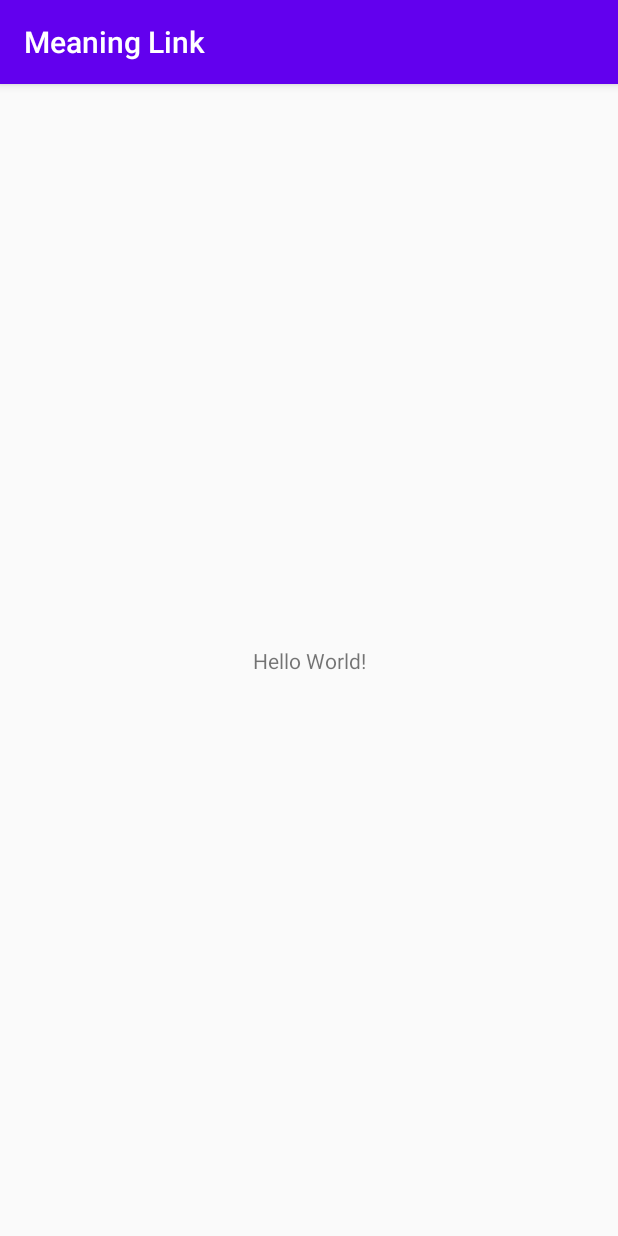
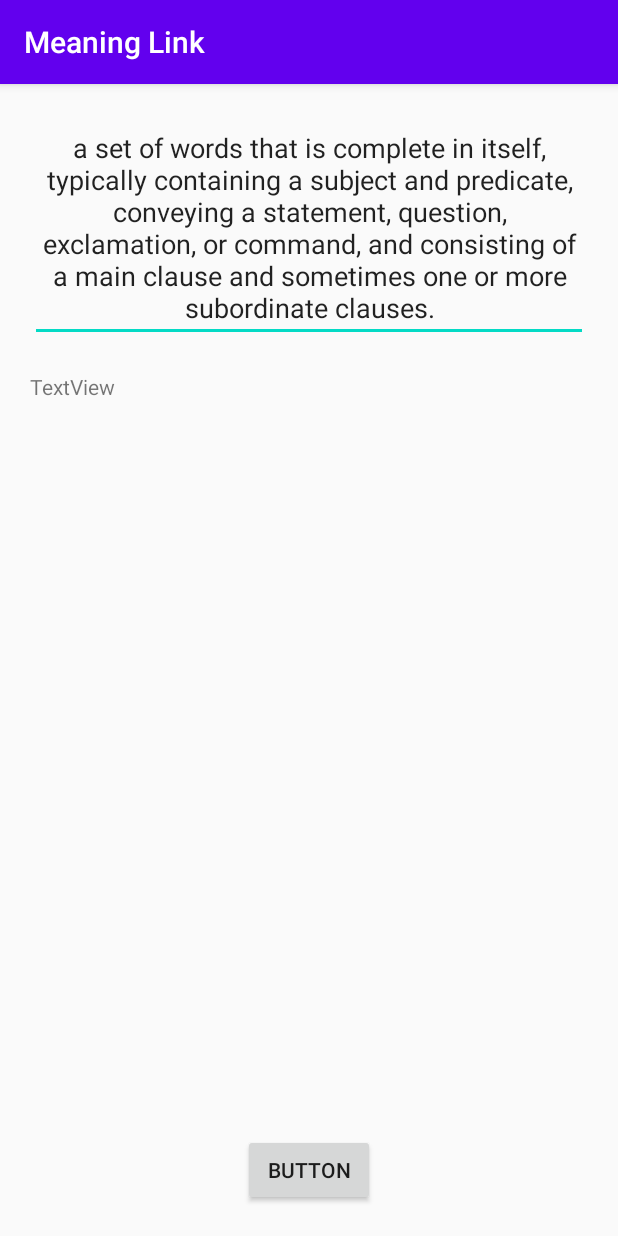
Before and after one commit to akshayrajeev/Meaning-Link, an Android app: the screen it shows after launch (MainActivity), on a phone screen of 412 x 824 dp. Run offline under Robolectric (Android 15) with nearby library versions, the phone set to English and light mode, and no system bars.

```diff
--- a/app/build.gradle
+++ b/app/build.gradle
@@ -31,4 +31,6 @@ dependencies {
     testImplementation 'junit:junit:4.12'
     androidTestImplementation 'androidx.test.ext:junit:1.1.1'
     androidTestImplementation 'androidx.test.espresso:espresso-core:3.2.0'
+    implementation 'org.jsoup:jsoup:1.13.1'
+    implementation 'com.google.code.gson:gson:2.8.6'
 }
--- a/app/src/main/AndroidManifest.xml
+++ b/app/src/main/AndroidManifest.xml
@@ -1,6 +1,8 @@
 <?xml version="1.0" encoding="utf-8"?>
 <manifest xmlns:android="http://schemas.android.com/apk/res/android"
     package="com.meaninglink">
+
+    <uses-permission android:name="android.permission.INTERNET"/>
 
     <application
         android:allowBackup="true"
--- a/app/src/main/java/com/meaninglink/MainActivity.java
+++ b/app/src/main/java/com/meaninglink/MainActivity.java
@@ -1,14 +1,113 @@
 package com.meaninglink;
 
+import androidx.annotation.NonNull;
 import androidx.appcompat.app.AppCompatActivity;
 
+import android.content.SharedPreferences;
+import android.os.AsyncTask;
 import android.os.Bundle;
+import android.text.SpannableString;
+import android.text.Spanned;
+import android.text.style.ClickableSpan;
+import android.util.Log;
+import android.view.View;
+import android.widget.Button;
+import android.widget.EditText;
+import android.widget.TextView;
+import android.widget.Toast;
+
+import com.google.gson.Gson;
+import com.google.gson.reflect.TypeToken;
+
+import org.jsoup.Jsoup;
+import org.jsoup.nodes.Document;
+import org.jsoup.select.Elements;
+
+import java.io.IOException;
+import java.lang.reflect.Type;
+import java.util.ArrayList;
+import java.util.Arrays;
+import java.util.HashMap;
+import java.util.LinkedHashSet;
 
 public class MainActivity extends AppCompatActivity {
+    HashMap<String,Word> dictionary;
 
     @Override
     protected void onCreate(Bundle savedInstanceState) {
         super.onCreate(savedInstanceState);
         setContentView(R.layout.activity_main);
+
+        Gson gson = new Gson();
+        SharedPreferences sharedPreferences = getSharedPreferences("pref", MODE_PRIVATE);
+        String dictionaryString = sharedPreferences.getString("dict", "");
+        if(!dictionaryString.equals("")) {
+            Type type = new TypeToken<HashMap<String,Word>>(){}.getType();
+            dictionary = gson.fromJson(dictionaryString, type);
+        }
+        else{
+            dictionary = new HashMap<>();
+        }
+        final EditText et_input = findViewById(R.id.activity_main_et_input);
+        final TextView result = findViewById(R.id.textView);
+        Button btn_find = findViewById(R.id.activity_main_btn_find);
+
+        btn_find.setOnClickListener(new View.OnClickListener() {
+            @Override
+            public void onClick(View v) {
+                String temp = et_input.getText().toString();
+                if(temp.equals("")) {
+                    Toast.makeText(getApplicationContext(), "No Input", Toast.LENGTH_LONG).show();
+                }
+                else {
+                    String [] words = temp.split(" ");
+                    for(String word:words) {
+                        ClickableSpan clickableSpan = new ClickableSpan() {
+                            @Override
+                            public void onClick(@NonNull View widget) {
+                                TextView tv = (TextView) widget;
+                                Spanned s = (Spanned) tv.getText();
+                                int start = s.getSpanStart(this);
+                                int end = s.getSpanEnd(this);
+                                Log.d("Message", "onClick [" + s.subSequence(start, end) + "]");
+                            }
+                        };
+                        SpannableString spannableString = new SpannableString(word);
+                        spannableString.setSpan(clickableSpan, 0, spannableString.length(), Spanned.SPAN_EXCLUSIVE_EXCLUSIVE);
+                        result.append(spannableString + " ");
+                    }
+//                    SpannableString spannableString = new SpannableString(temp);
+//                    spannableString.setSpan(clickableSpan,0,temp.length(),Spanned.SPAN_EXCLUSIVE_EXCLUSIVE);
+//                    result.setText(spannableString);
+
+//                    temp = temp.replaceAll("\\p{Punct}","");
+//                    LinkedHashSet<String>input = new LinkedHashSet<>(Arrays.asList(temp.split(" ")));
+                    //new getMeaning().execute(input.toArray(new String[0]));
+                }
+            }
+        });
     }
+
+//    class getMeaning extends AsyncTask<String, Void, Void> {
+//
+//        @Override
+//        protected Void doInBackground(String... strings) {
+//            for(String wordString: strings) {
+//                String URL = "https://www.google.co.in/search?q=define+";
+//                URL += wordString;
+//                try {
+//                    Word word = new Word();
+//                    Document document = Jsoup.connect(URL).get();
+//                    Elements phoneticElement = document.select("span[class=XpoqFe]");
+//                    Log.i("element", phoneticElement.toString());
+//                    String phonetic = phoneticElement.text();
+//                    word.setPhonetic(phonetic);
+//                    dictionary.put(wordString,word);
+//                } catch (IOException e) {
+//                    e.printStackTrace();
+//                }
+//            }
+//            return null;
+//        }
+//    }
 }
--- a/app/src/main/res/layout/activity_main.xml
+++ b/app/src/main/res/layout/activity_main.xml
@@ -4,15 +4,40 @@
     xmlns:tools="http://schemas.android.com/tools"
     android:layout_width="match_parent"
     android:layout_height="match_parent"
+    android:padding="@dimen/padding"
     tools:context=".MainActivity">
 
-    <TextView
+    <EditText
+        android:id="@+id/activity_main_et_input"
+        android:layout_width="0dp"
+        android:layout_height="wrap_content"
+        android:ems="10"
+        android:gravity="center"
+        android:hint="@string/enter_text_here"
+        android:inputType="textMultiLine"
+        android:text="a set of words that is complete in itself, typically containing a subject and predicate, conveying a statement, question, exclamation, or command, and consisting of a main clause and sometimes one or more subordinate clauses."
+        app:layout_constraintEnd_toEndOf="parent"
+        app:layout_constraintStart_toStartOf="parent"
+        app:layout_constraintTop_toTopOf="parent" />
+
+    <Button
+        android:id="@+id/activity_main_btn_find"
         android:layout_width="wrap_content"
         android:layout_height="wrap_content"
-        android:text="Hello World!"
+        android:text="Button"
         app:layout_constraintBottom_toBottomOf="parent"
-        app:layout_constraintLeft_toLeftOf="parent"
-        app:layout_constraintRight_toRightOf="parent"
-        app:layout_constraintTop_toTopOf="parent" />
+        app:layout_constraintEnd_toEndOf="parent"
+        app:layout_constraintStart_toStartOf="parent" />
 
+    <TextView
+        android:id="@+id/textView"
+        android:layout_width="0dp"
+        android:layout_height="0dp"
+        android:layout_marginTop="20dp"
+        android:clickable="true"
+        android:text="TextView"
+        app:layout_constraintBottom_toTopOf="@+id/activity_main_btn_find"
+        app:layout_constraintEnd_toEndOf="parent"
+        app:layout_constraintStart_toStartOf="parent"
+        app:layout_constraintTop_toBottomOf="@+id/activity_main_et_input" />
 </androidx.constraintlayout.widget.ConstraintLayout>
--- /dev/null
+++ b/app/src/main/res/values-large/dimens.xml
@@ -0,0 +1,4 @@
+<?xml version="1.0" encoding="utf-8"?>
+<resources>
+    <dimen name="padding">30dp</dimen>
+</resources>
--- /dev/null
+++ b/app/src/main/res/values-normal/dimens.xml
@@ -0,0 +1,4 @@
+<?xml version="1.0" encoding="utf-8"?>
+<resources>
+    <dimen name="padding">20dp</dimen>
+</resources>
--- /dev/null
+++ b/app/src/main/res/values-small/dimens.xml
@@ -0,0 +1,4 @@
+<?xml version="1.0" encoding="utf-8"?>
+<resources>
+    <dimen name="padding">10dp</dimen>
+</resources>
--- /dev/null
+++ b/app/src/main/res/values-xlarge/dimens.xml
@@ -0,0 +1,4 @@
+<?xml version="1.0" encoding="utf-8"?>
+<resources>
+    <dimen name="padding">40dp</dimen>
+</resources>
--- /dev/null
+++ b/app/src/main/res/values/dimens.xml
@@ -0,0 +1,4 @@
+<?xml version="1.0" encoding="utf-8"?>
+<resources>
+    <dimen name="padding">20dp</dimen>
+</resources>
--- a/app/src/main/res/values/strings.xml
+++ b/app/src/main/res/values/strings.xml
@@ -1,3 +1,4 @@
 <resources>
     <string name="app_name">Meaning Link</string>
+    <string name="enter_text_here">Enter Text Here</string>
 </resources>
```
Also changed, not shown: app/src/main/java/com/meaninglink/Word.java (added, +13 -0 lines).
